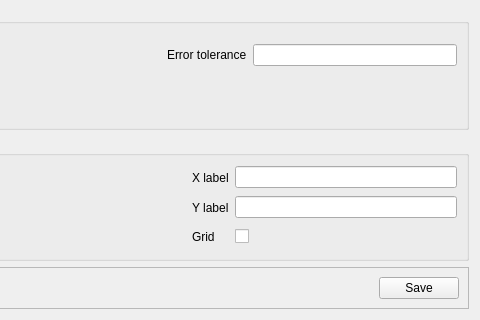
Above: addon/pycThermopack/pyctp/gui/widgets/layouts/pressure_density_options.ui from thermotools/thermopack before the change; both pictures show x 345 to 825 and y 138 to 458 of the 825 by 458 pixel window. Below: the same form after it.
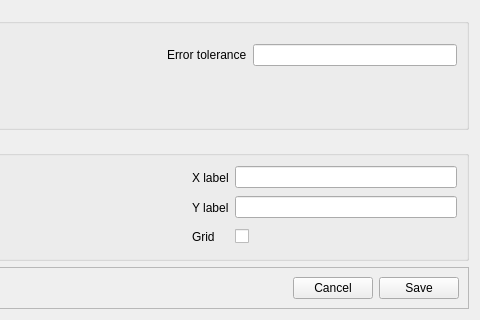
That is the form after the change.

Commit message: Improve Save, Cancel and Restore in plot mode options

What changed in the file:
```diff
--- a/addon/pycThermopack/pyctp/gui/widgets/layouts/pressure_density_options.ui
+++ b/addon/pycThermopack/pyctp/gui/widgets/layouts/pressure_density_options.ui
@@ -442,6 +442,16 @@
         </property>
        </spacer>
       </item>
+      <item>
+       <widget class="QPushButton" name="cancel_btn">
+        <property name="text">
+         <string>Cancel</string>
+        </property>
+        <property name="autoDefault">
+         <bool>false</bool>
+        </property>
+       </widget>
+      </item>
       <item>
        <widget class="QPushButton" name="save_btn">
         <property name="text">
```
The commit also changes 4 other files.
